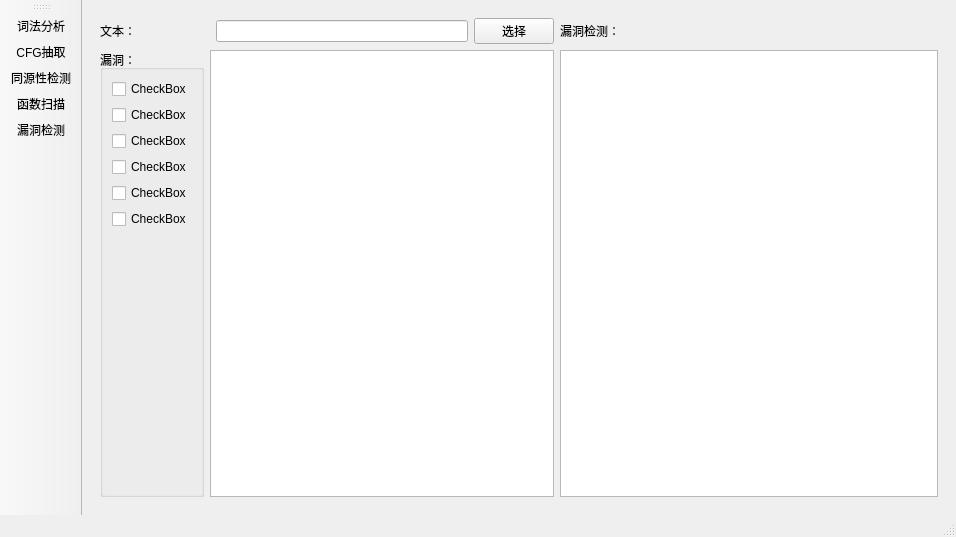
Qt form mainwindow.ui (Leun9/code-ana) before a commit.
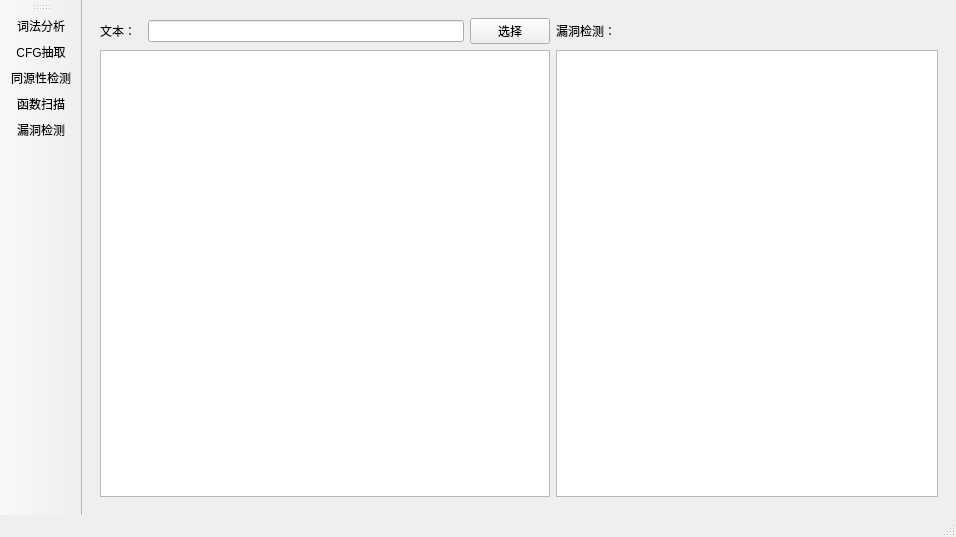
The same form after that commit. The open tabs and pages were chosen to show the change.

```diff
--- a/mainwindow.ui
+++ b/mainwindow.ui
@@ -241,73 +241,6 @@
           </property>
          </widget>
         </item>
-        <item row="1" column="0">
-         <widget class="QGroupBox" name="groupBox">
-          <property name="title">
-           <string>漏洞：</string>
-          </property>
-          <layout class="QVBoxLayout" name="verticalLayout">
-           <item>
-            <widget class="QCheckBox" name="checkBox_2">
-             <property name="text">
-              <string>CheckBox</string>
-             </property>
-            </widget>
-           </item>
-           <item>
-            <widget class="QCheckBox" name="checkBox_3">
-             <property name="text">
-              <string>CheckBox</string>
-             </property>
-            </widget>
-           </item>
-           <item>
-            <widget class="QCheckBox" name="checkBox_4">
-             <property name="text">
-              <string>CheckBox</string>
-             </property>
-            </widget>
-           </item>
-           <item>
-            <widget class="QCheckBox" name="checkBox_5">
-             <property name="text">
-              <string>CheckBox</string>
-             </property>
-            </widget>
-           </item>
-           <item>
-            <widget class="QCheckBox" name="checkBox_6">
-             <property name="text">
-              <string>CheckBox</string>
-             </property>
-            </widget>
-           </item>
-           <item>
-            <widget class="QCheckBox" name="checkBox">
-             <property name="text">
-              <string>CheckBox</string>
-             </property>
-            </widget>
-           </item>
-           <item>
-            <spacer name="verticalSpacer">
-             <property name="orientation">
-              <enum>Qt::Vertical</enum>
-             </property>
-             <property name="sizeHint" stdset="0">
-              <size>
-               <width>20</width>
-               <height>40</height>
-              </size>
-             </property>
-            </spacer>
-           </item>
-          </layout>
-         </widget>
-        </item>
-        <item row="1" column="1" colspan="3">
-         <widget class="QTextBrowser" name="teVulnSrc"/>
-        </item>
         <item row="0" column="2">
          <widget class="QLineEdit" name="leVulnPath"/>
         </item>
@@ -338,6 +271,9 @@
           </property>
          </widget>
         </item>
+        <item row="1" column="0" colspan="4">
+         <widget class="QTextBrowser" name="teVulnSrc"/>
+        </item>
        </layout>
       </widget>
      </widget>
```
